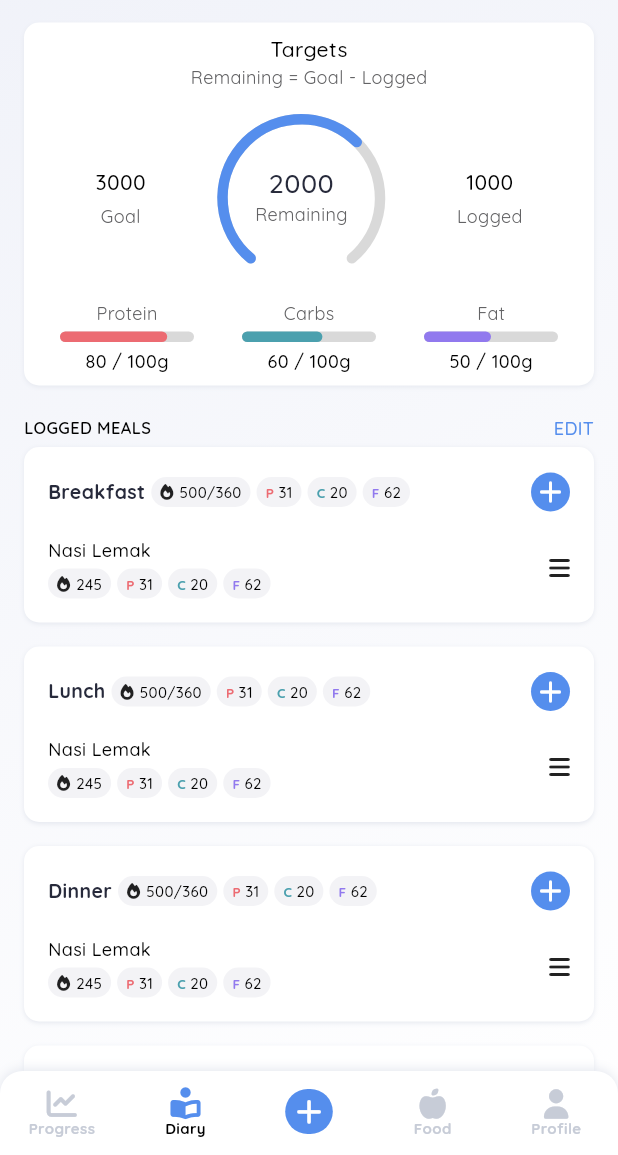
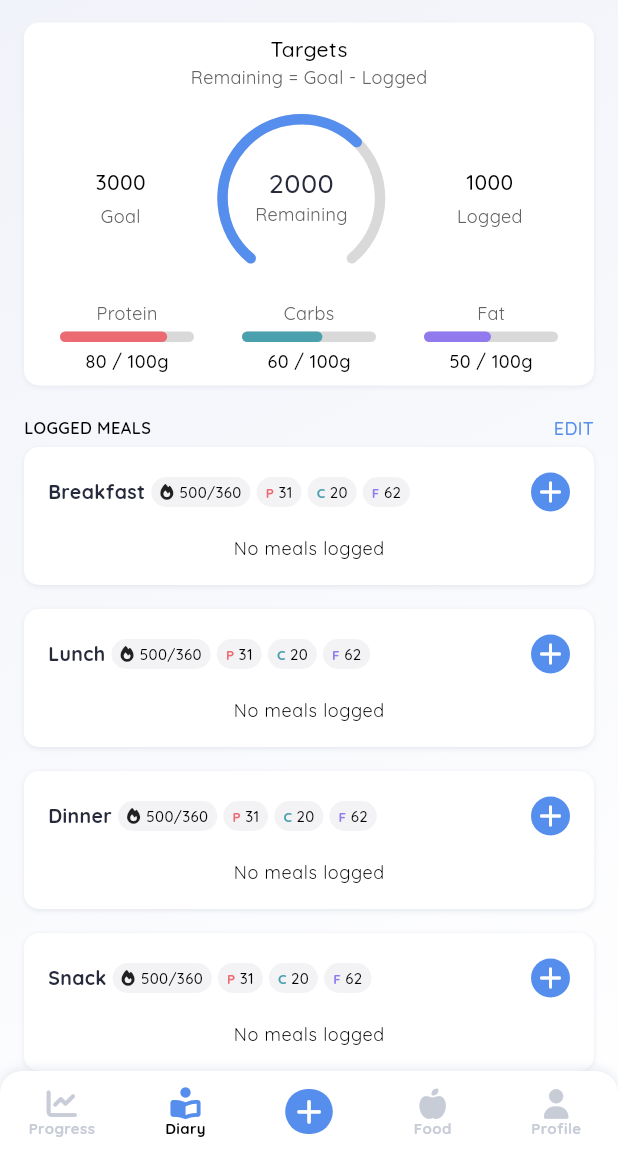
Before and after one commit to Chandrageraldy/flux, a Flutter app: the DashboardPage screen opened by its route, item 2 of the bottom bar chosen, scrolled down 99 dp, on a phone screen of 412 x 824 dp, the part 81-1236 px from its top. Run offline on Flutter 3.47's test engine with Material 3 defaults, Android fonts, the phone set to English and light mode, and no system bars; drawn by our look-alikes of percent_indicator; our stand-ins replace auto_route, camera, dio, easy_date_timeline, firebase_ai, firebase_core and 10 more; missing offline and left inert: mobile_scanner; accounts and stored records are empty; statements that could not run were skipped.

Commit message:
show meals in diary_page.dart according to its mealType

```diff
--- /dev/null
+++ b/lib/app/viewmodels/diary_vm/diary_view_model.dart
@@ -0,0 +1,17 @@
+import 'dart:developer';
+import 'package:flux/app/models/logged_food_model/logged_food_model.dart';
+import 'package:flux/app/repositories/food_repo/food_repository.dart';
+import 'package:flux/app/viewmodels/base_view_model.dart';
+
+class DiaryViewModel extends BaseViewModel {
+  FoodRepository foodRepository = FoodRepository();
+
+  List<LoggedFoodModel> loggedFoodList = [];
+
+  Future<void> getLoggedFoods({required DateTime selectedDate}) async {
+    final response = await foodRepository.getLoggedFoods(selectedDate: selectedDate);
+    loggedFoodList = response.data as List<LoggedFoodModel>;
+    notifyListeners();
+    log(loggedFoodList.toString());
+  }
+}
--- a/lib/app/views/diary_page/diary_page.dart
+++ b/lib/app/views/diary_page/diary_page.dart
@@ -1,6 +1,8 @@
 import 'package:easy_date_timeline/easy_date_timeline.dart';
 import 'package:flux/app/assets/exporter/exporter_app_general.dart';
+import 'package:flux/app/models/logged_food_model/logged_food_model.dart';
 import 'package:flux/app/models/user_profile_model/user_profile_model.dart';
+import 'package:flux/app/viewmodels/diary_vm/diary_view_model.dart';
 import 'package:flux/app/widgets/food/macronutrient_intake_progress.dart';
 import 'package:flux/app/widgets/food/meal_diary_card.dart';
 import 'package:font_awesome_flutter/font_awesome_flutter.dart';
@@ -8,14 +10,21 @@ import 'package:intl/intl.dart';
 import 'package:percent_indicator/flutter_percent_indicator.dart';
 
 @RoutePage()
-class DiaryPage extends BaseStatefulPage {
+class DiaryPage extends StatelessWidget {
   const DiaryPage({super.key});
 
   @override
-  State<DiaryPage> createState() => _DiaryPageState();
+  Widget build(BuildContext context) {
+    return ChangeNotifierProvider(create: (_) => DiaryViewModel(), child: _DiaryPage());
+  }
 }
 
-class _DiaryPageState extends BaseStatefulState<DiaryPage> {
+class _DiaryPage extends BaseStatefulPage {
+  @override
+  State<_DiaryPage> createState() => _DiaryPageState();
+}
+
+class _DiaryPageState extends BaseStatefulState<_DiaryPage> {
   final UserProfileModel? userProfile = SharedPreferenceHandler().getUser();
 
   DateTime _selectedDate = DateTime.now();
@@ -28,6 +37,12 @@ class _DiaryPageState extends BaseStatefulState<DiaryPage> {
   @override
   bool useGradientBackground() {
     return true;
+  }
+
+  @override
+  void initState() {
+    super.initState();
+    _getLoggedFoods();
   }
 
   @override
@@ -45,7 +60,11 @@ class _DiaryPageState extends BaseStatefulState<DiaryPage> {
 
   @override
   Widget body() {
-    return SingleChildScrollView(
+    return RefreshIndicator(
+      onRefresh: () async {
+        _getLoggedFoods();
+      },
+      child: SingleChildScrollView(
         child: Padding(
           padding: AppStyles.kPaddSH16,
           child: Column(
@@ -74,14 +93,19 @@ class _DiaryPageState extends BaseStatefulState<DiaryPage> {
               Column(
                 spacing: AppStyles.kSpac16,
                 children: [
-                MealDiaryCard(mealType: MealType.breakfast),
-                MealDiaryCard(mealType: MealType.lunch),
-                MealDiaryCard(mealType: MealType.dinner),
-                MealDiaryCard(mealType: MealType.snack),
-                AppStyles.kEmptyWidget,
+                  ...MealType.values.map((type) {
+                    final meals = context.select<DiaryViewModel, List<LoggedFoodModel>>(
+                      (vm) => vm.loggedFoodList.where((m) => m.mealType == type.value).toList(),
+                    );
+                    return MealDiaryCard(
+                      mealType: type,
+                      meals: meals,
+                    );
+                  }),
                 ],
               ),
             ],
+          ),
         ),
       ),
     );
@@ -112,6 +136,18 @@ extension _PrivateMethods on _DiaryPageState {
       _selectedDate = _selectedDate.add(Duration(days: days));
     });
     _datePickerController.animateToDate(_selectedDate);
+    _getLoggedFoods();
+  }
+
+  void _onDateChanged(DateTime newDate) {
+    _setState(() {
+      _selectedDate = newDate;
+    });
+    _getLoggedFoods();
+  }
+
+  Future<void> _getLoggedFoods() async {
+    await tryLoad(context, () => context.read<DiaryViewModel>().getLoggedFoods(selectedDate: _selectedDate));
   }
 }
 
@@ -213,9 +249,7 @@ extension _WidgetFactories on _DiaryPageState {
         );
       },
       onDateChange: (date) {
-        _setState(() {
-          _selectedDate = date;
-        });
+        _onDateChanged(date);
       },
     );
   }
--- a/lib/app/views/food_details_page/food_details_page.dart
+++ b/lib/app/views/food_details_page/food_details_page.dart
@@ -309,7 +309,7 @@ extension _WidgetFactories on _FoodDetailsPageState {
 
   // Meal Type Dropdown Form
   Widget getMealTypeDropdownForm() {
-    final mealTypes = [MealType.breakfast.label, MealType.lunch.label, MealType.dinner.label, MealType.snack.label];
+    final mealTypes = [MealType.breakfast.value, MealType.lunch.value, MealType.dinner.value, MealType.snack.value];
     return AppDropdownForm(
       field: FormFields.mealType,
       validator: FormBuilderValidators.compose([FormBuilderValidators.required()]),
--- a/lib/app/views/meal_scan_result_page.dart/meal_scan_result_page.dart
+++ b/lib/app/views/meal_scan_result_page.dart/meal_scan_result_page.dart
@@ -493,7 +493,7 @@ extension _WidgetFactories on _MealScanResultPageState {
 
   // Meal Form Builder Drop Down
   Widget getMealFormBuilderDropDown() {
-    final mealTypes = [MealType.breakfast.label, MealType.lunch.label, MealType.dinner.label, MealType.snack.label];
+    final mealTypes = [MealType.breakfast.value, MealType.lunch.value, MealType.dinner.value, MealType.snack.value];
     return Container(
       padding: AppStyles.kPaddSH6,
       width: AppStyles.kSize100,
--- a/lib/app/widgets/food/meal_diary_card.dart
+++ b/lib/app/widgets/food/meal_diary_card.dart
@@ -1,12 +1,14 @@
 import 'package:flux/app/assets/exporter/exporter_app_general.dart';
+import 'package:flux/app/models/logged_food_model/logged_food_model.dart';
 import 'package:flux/app/widgets/food/meal_food_display_card.dart';
 import 'package:flux/app/widgets/food/nutrition_tag.dart';
 import 'package:font_awesome_flutter/font_awesome_flutter.dart';
 
 class MealDiaryCard extends StatelessWidget {
-  const MealDiaryCard({required this.mealType, super.key});
+  const MealDiaryCard({super.key, required this.mealType, required this.meals});
 
   final MealType mealType;
+  final List<LoggedFoodModel> meals;
 
   @override
   Widget build(BuildContext context) {
@@ -18,14 +20,23 @@ class MealDiaryCard extends StatelessWidget {
         child: Column(
           children: [
             getHeaderContainer(context),
-            ListView.separated(
-              padding: AppStyles.kPadd16,
-              itemCount: 1,
-              shrinkWrap: true,
-              physics: const NeverScrollableScrollPhysics(),
-              itemBuilder: (context, index) => MealFoodDisplayCard(),
-              separatorBuilder: (context, index) => const SizedBox(height: AppStyles.kSize12),
-            ),
+            if (meals.isNotEmpty)
+              ListView.separated(
+                padding: AppStyles.kPadd16,
+                itemCount: meals.length,
+                shrinkWrap: true,
+                physics: const NeverScrollableScrollPhysics(),
+                itemBuilder: (context, index) {
+                  final meal = meals[index];
+                  return MealFoodDisplayCard(meal: meal);
+                },
+                separatorBuilder: (_, __) => const SizedBox(height: AppStyles.kSize12),
+              )
+            else
+              Padding(
+                padding: const EdgeInsets.all(16),
+                child: Text('No meals logged', style: Theme.of(context).textTheme.bodySmall),
+              ),
           ],
         ),
       ),
--- a/lib/app/widgets/food/meal_food_display_card.dart
+++ b/lib/app/widgets/food/meal_food_display_card.dart
@@ -1,9 +1,12 @@
 import 'package:flux/app/assets/exporter/exporter_app_general.dart';
+import 'package:flux/app/models/logged_food_model/logged_food_model.dart';
 import 'package:flux/app/widgets/food/nutrition_tag.dart';
 import 'package:font_awesome_flutter/font_awesome_flutter.dart';
 
 class MealFoodDisplayCard extends StatelessWidget {
-  const MealFoodDisplayCard({super.key});
+  const MealFoodDisplayCard({super.key, required this.meal});
+
+  final LoggedFoodModel meal;
 
   @override
   Widget build(BuildContext context) {
@@ -14,14 +17,15 @@ class MealFoodDisplayCard extends StatelessWidget {
           spacing: AppStyles.kSpac4,
           crossAxisAlignment: CrossAxisAlignment.start,
           children: [
-            Text('Nasi Lemak', style: _Styles.labelTextStyle(context)),
+            Text(meal.foodName ?? '', style: _Styles.labelTextStyle(context)),
             Row(
               spacing: AppStyles.kSpac4,
               children: [
-                NutritionTag(label: '245', icon: FaIcon(FontAwesomeIcons.fire, size: AppStyles.kSize10)),
-                NutritionTag(tag: MacroNutrients.protein.tag, label: '31'),
-                NutritionTag(tag: MacroNutrients.carbs.tag, label: '20'),
-                NutritionTag(tag: MacroNutrients.fat.tag, label: '62'),
+                NutritionTag(
+                    label: meal.calorieKcal.toString(), icon: FaIcon(FontAwesomeIcons.fire, size: AppStyles.kSize10)),
+                NutritionTag(tag: MacroNutrients.protein.tag, label: meal.proteinG.toString()),
+                NutritionTag(tag: MacroNutrients.carbs.tag, label: meal.carbsG.toString()),
+                NutritionTag(tag: MacroNutrients.fat.tag, label: meal.fatG.toString()),
               ],
             ),
           ],
```
Also changed, not shown: lib/app/assets/constants/constants.dart (+13 -0 lines), lib/app/repositories/food_repo/food_repository.dart (+16 -0 lines), lib/app/services/food_service/food_service_supabase.dart (+22 -0 lines), lib/app/services/supabase_base_service.dart (+63 -0 lines). Lines whose indentation alone changed are shown as unchanged.
